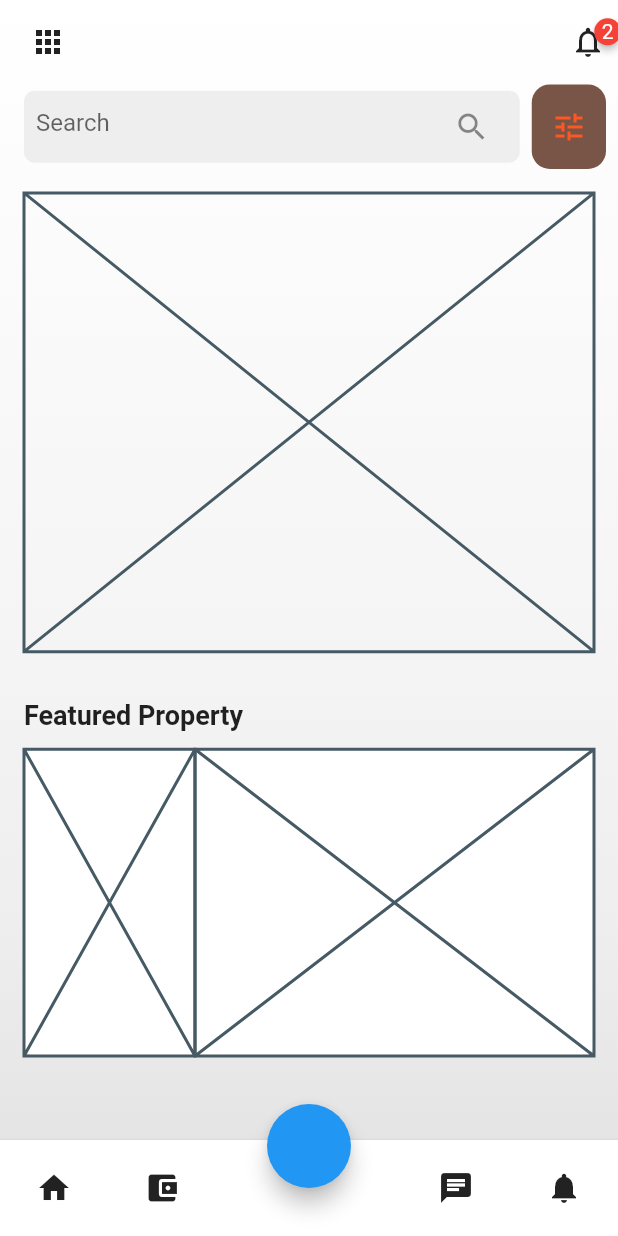
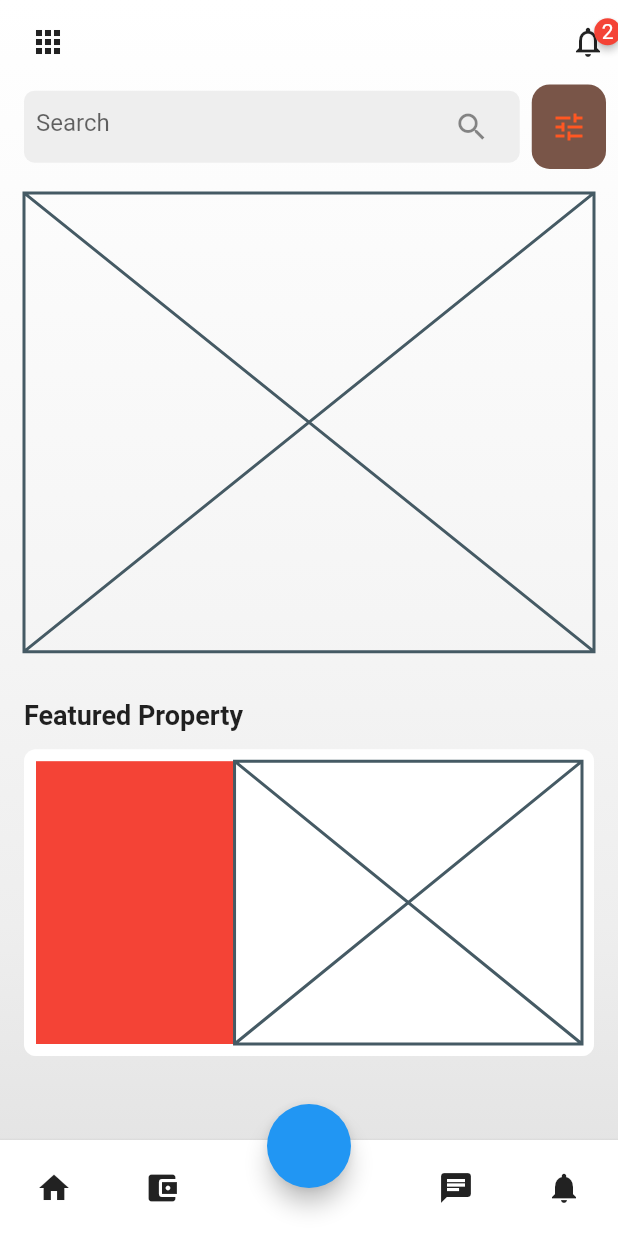
Before and after one commit to JAICHANGPARK/flutter_notebook_11th_story, a Flutter app: the screen it shows after launch, on a phone screen of 412 x 824 dp. Run offline on Flutter 3.47's test engine with Material 2 defaults, Android fonts, the phone set to English and light mode, and no system bars; drawn by our look-alikes of badges; our stand-ins replace backdrop, flutter_inner_drawer, flutter_slidable, flutter_swiper, google_fonts.

Commit message:
Update real_estate_home_page.dart

```diff
--- a/lib/ep731_real_estate_app/ui/real_estate_home_page.dart
+++ b/lib/ep731_real_estate_app/ui/real_estate_home_page.dart
@@ -173,9 +173,14 @@ class _RealEstateHomePageState extends State<RealEstateHomePage> {
                                   color: Colors.white,
                                   borderRadius: BorderRadius.circular(8)
                                 ),
+                                padding: EdgeInsets.all(8),
                                 child: Row(
                                   children: [
-                                    Expanded(child: Placeholder(), flex: 3,),
+                                    Expanded(child: Container(
+                                      decoration: BoxDecoration(
+                                        color: Colors.red
+                                      ),
+                                    ), flex: 4,),
                                     Expanded(child: Placeholder(), flex: 7,),
                                   ],
                                 ),
```
